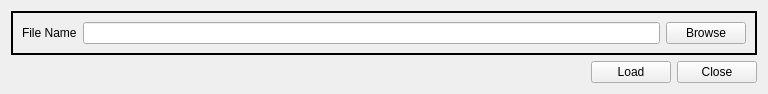
The window that gui/load_to_screen.ui (jonngo/opt_version_checker) describes before a commit, drawn with Qt 5.
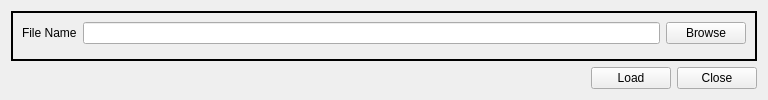
The same window after the commit. Icons and pictures are not drawn.

```diff
--- a/gui/load_to_screen.ui
+++ b/gui/load_to_screen.ui
@@ -7,7 +7,7 @@
     <x>0</x>
     <y>0</y>
     <width>768</width>
-    <height>77</height>
+    <height>100</height>
    </rect>
   </property>
   <property name="windowTitle">
```
Left out of the diff: 4 changed lines with no effect on the pictures.
